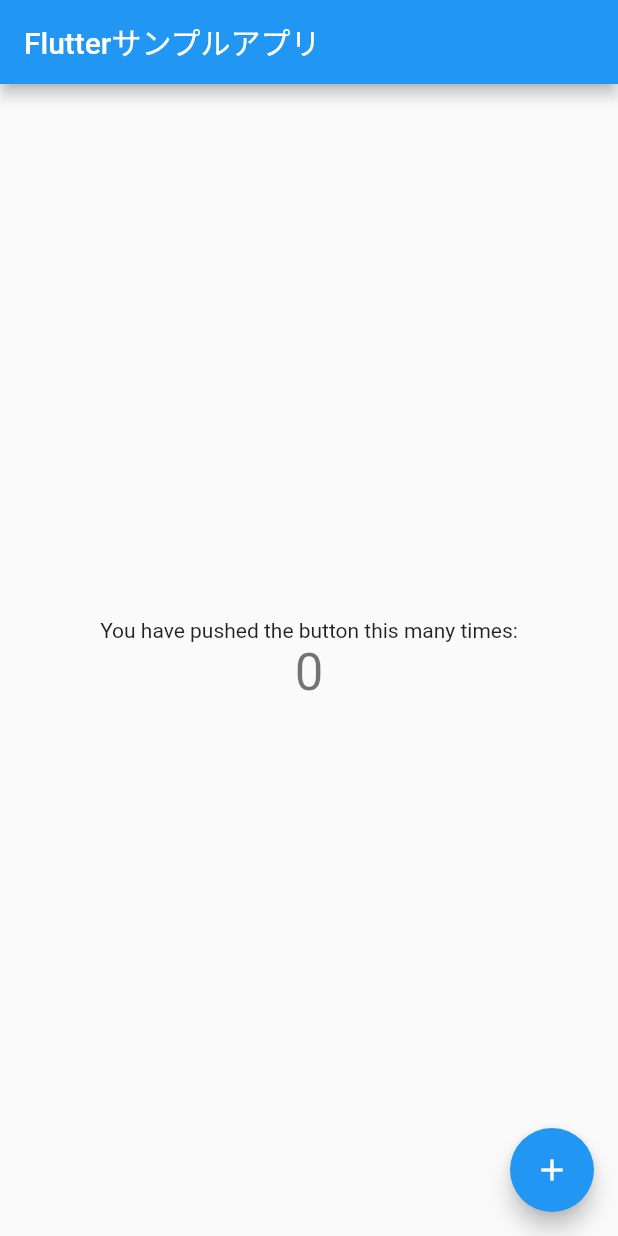
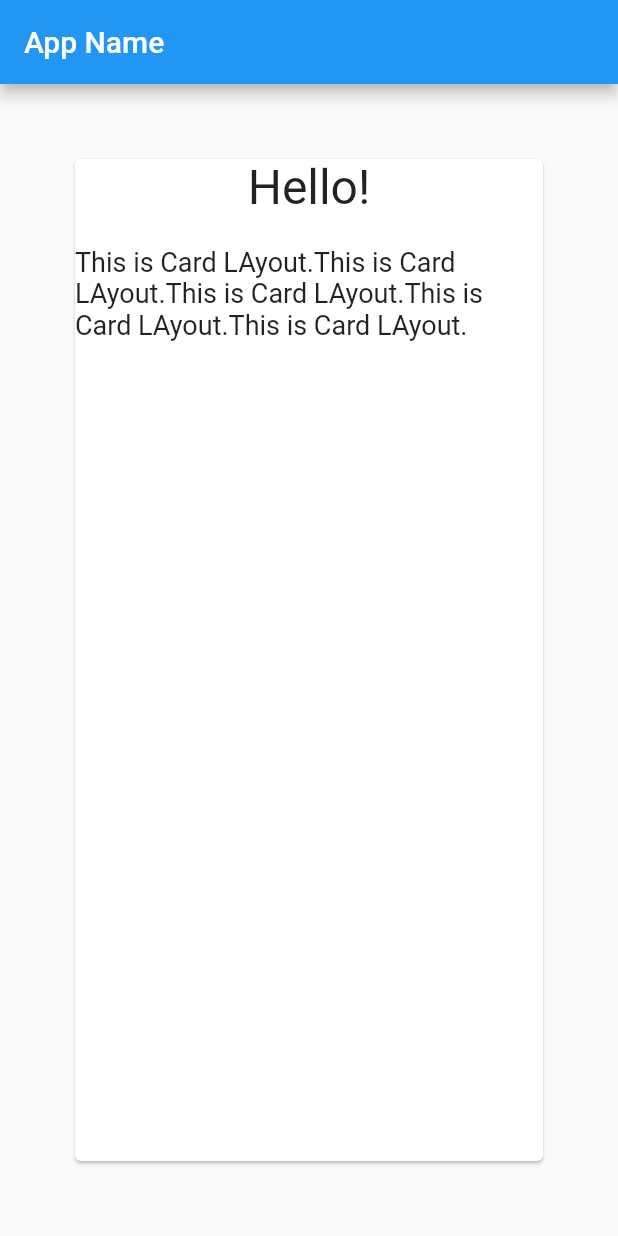
Before and after one commit to TeruhiroMatsukawa/flutter_sample, a Flutter app: the screen it shows after launch, on a phone screen of 412 x 824 dp. Run offline on Flutter 3.47's test engine with Material 2 defaults, Android fonts, the phone set to English and light mode, and no system bars.

Commit message:
Chapter3

```diff
--- a/flutter_app/lib/main.dart
+++ b/flutter_app/lib/main.dart
@@ -1,70 +1,62 @@
 import 'package:flutter/material.dart';
 
-void main() => runApp(SampleApp());
-
-const String _title = 'You have pushed the button this many times:';
-
-class SampleApp extends StatelessWidget {
-
-  static String title = 'Flutterサンプルアプリ';
+void main() {
+  runApp(new MyApp());
+}
+class MyApp extends StatelessWidget {
 
   @override
   Widget build(BuildContext context) {
-    return MaterialApp(
-      title: 'Flutter Dmemo',
-      theme: ThemeData(
+    return new MaterialApp(
+      title: 'Generated App',
+      theme: new ThemeData(
         primarySwatch: Colors.blue,
+        primaryColor: const Color(0xFF2196f3),
+        accentColor: const Color(0xFF2196f3),
+        canvasColor: const Color(0xFFfafafa),
       ),
-      home: MyHomePage(
-        title: title,
-      ),
+      home: new MyHomePage(),
     );
   }
 }
 
 class MyHomePage extends StatefulWidget {
-  final String title;
-
-  MyHomePage({this.title}): super();
-
+  MyHomePage({Key key}) : super(key: key);
   @override
   _MyHomePageState createState() => new _MyHomePageState();
 }
 
 class _MyHomePageState extends State<MyHomePage> {
-  int _counter = 0;
-
-  void _incrementCounter() {
-    setState(() {
-      _counter++;
-    });
-  }
-
   @override
   Widget build(BuildContext context) {
-    return Scaffold(
-      appBar: AppBar(
-        title: Text(widget.title),
+    return new Scaffold(
+      appBar: new AppBar(
+        title: new Text('App Name'),
       ),
-      body: Center(
+      body:
+      Card(
+        margin: EdgeInsets.all(50.0),
         child: Column(
-          mainAxisAlignment: MainAxisAlignment.center,
+          mainAxisAlignment: MainAxisAlignment.start,
+          mainAxisSize: MainAxisSize.max,
+          crossAxisAlignment: CrossAxisAlignment.center,
+
           children: <Widget>[
             Text(
-              _title,
+              'Hello!',
+              style: TextStyle(fontSize: 32.0),
+            ),
+            Padding(
+              padding: const EdgeInsets.all(10.0),
             ),
             Text(
-              '$_counter',
-              style: Theme.of(context).textTheme.display1,
-            )
+              'This is Card LAyout.' * 5,
+              style: TextStyle(fontSize: 18.0),
+            ),
           ],
         ),
-      ),
-      floatingActionButton: FloatingActionButton(
-        onPressed: _incrementCounter,
-        tooltip: 'Increment',
-        child: Icon(Icons.add),
-      ),
+      )
+
     );
   }
 }
```
